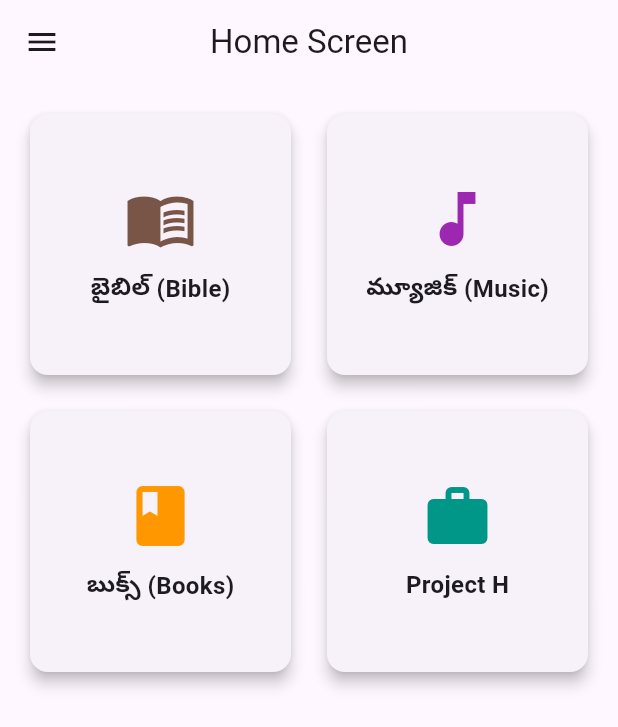
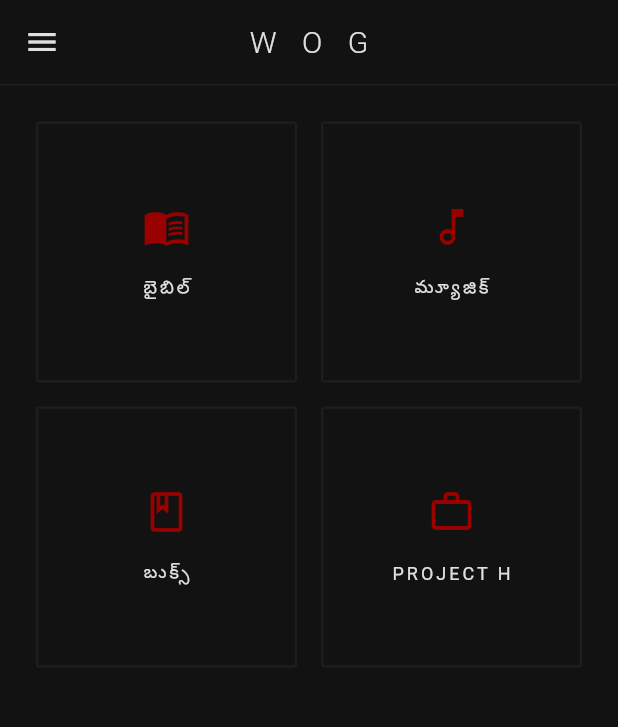
Before and after one commit to rajeshkaratapu24/WOG-FINAL, a Flutter app: the HomeScreen screen opened directly, on a phone screen of 412 x 824 dp. Shown: the top 727 px of the screen. Run offline on Flutter 3.47's test engine with Material 3 defaults, Android fonts, the phone set to English and light mode, and no system bars; statements that could not run were skipped.

Commit message:
Update home_screen.dart

```diff
--- a/lib/home_screen.dart
+++ b/lib/home_screen.dart
@@ -3,58 +3,161 @@
 class HomeScreen extends StatelessWidget {
   const HomeScreen({super.key});
 
+  // Premium Dark Color Palette
+  static const Color bgDark = Color(0xFF121212); // Deep Black/Gray
+  static const Color surfaceDark = Color(0xFF1E1E1E); // Dark Gray
+  static const Color accentRed = Color(0xFF990000); // Dark Red
+  static const Color textWhite = Color(0xFFE0E0E0); // Off-White
+  static const Color textGrey = Color(0xFF808080); // Dim Gray
+
   @override
   Widget build(BuildContext context) {
     return Scaffold(
-      appBar: AppBar(
-        title: const Text('Home Screen'),
+      backgroundColor: bgDark,
+      appBar: _buildAppBar(),
+      drawer: _buildSideMenu(),
+      body: _buildNavigationGrid(context),
+    );
+  }
+
+  // 1. SLEEK APP BAR UI
+  PreferredSizeWidget _buildAppBar() {
+    return AppBar(
+      title: const Text(
+        'W O G',
+        style: TextStyle(
+          color: textWhite,
+          fontWeight: FontWeight.w300, // Slim font
+          letterSpacing: 6.0, // Sleek spacing
+          fontSize: 20,
+        ),
+      ),
       centerTitle: true,
+      elevation: 0,
+      backgroundColor: bgDark,
+      iconTheme: const IconThemeData(color: textWhite),
+      bottom: PreferredSize(
+        preferredSize: const Size.fromHeight(1.0),
+        child: Container(color: surfaceDark, height: 1.0), // Thin bottom border
       ),
-      // --- Side Menu (Drawer) ---
-      drawer: Drawer(
-        child: ListView(
-          padding: EdgeInsets.zero,
+    );
+  }
+
+  // 2. MINIMALIST SIDE MENU (DRAWER) UI
+  Widget _buildSideMenu() {
+    return Drawer(
+      backgroundColor: bgDark,
+      child: Column(
         children: [
-            const DrawerHeader(
-              decoration: BoxDecoration(color: Colors.blue),
-              child: Text('WOG Menu', style: TextStyle(color: Colors.white, fontSize: 24)),
+          Container(
+            width: double.infinity,
+            padding: const EdgeInsets.only(top: 80, bottom: 40),
+            decoration: const BoxDecoration(
+              border: Border(bottom: BorderSide(color: surfaceDark, width: 1)),
             ),
-            ListTile(leading: const Icon(Icons.login), title: const Text('లాగిన్ (Login)'), onTap: (){}),
-            ListTile(leading: const Icon(Icons.contact_mail), title: const Text('కాంటాక్ట్ (Contact)'), onTap: (){}),
-            ListTile(leading: const Icon(Icons.library_books), title: const Text('పుస్తకాలు (Books)'), onTap: (){}),
-            ListTile(leading: const Icon(Icons.question_answer), title: const Text('Q&A'), onTap: (){}),
+            child: const Column(
+              children: [
+                Icon(Icons.language, color: accentRed, size: 40),
+                SizedBox(height: 16),
+                Text(
+                  'WORLD OF GOD',
+                  style: TextStyle(
+                    color: textWhite,
+                    fontSize: 14,
+                    letterSpacing: 3.0,
+                    fontWeight: FontWeight.w300,
+                  ),
+                ),
               ],
             ),
           ),
-      // --- Navigation Buttons (Grid) ---
-      body: Padding(
-        padding: const EdgeInsets.all(16.0),
+          Expanded(
+            child: ListView(
+              padding: const EdgeInsets.symmetric(vertical: 20),
+              children: [
+                _menuItem(Icons.login_outlined, 'లాగిన్'),
+                _menuItem(Icons.mail_outline, 'కాంటాక్ట్'),
+                _menuItem(Icons.library_books_outlined, 'పుస్తకాలు'),
+                _menuItem(Icons.help_outline, 'Q & A'),
+              ],
+            ),
+          ),
+          const Padding(
+            padding: EdgeInsets.all(24.0),
+            child: Text(
+              'v 1.0.0',
+              style: TextStyle(color: textGrey, fontSize: 12, letterSpacing: 2.0),
+            ),
+          )
+        ],
+      ),
+    );
+  }
+
+  // Side Menu Item Helper
+  Widget _menuItem(IconData icon, String title) {
+    return ListTile(
+      contentPadding: const EdgeInsets.symmetric(horizontal: 32, vertical: 8),
+      leading: Icon(icon, color: textGrey, size: 22),
+      title: Text(
+        title,
+        style: const TextStyle(
+          color: textWhite,
+          fontSize: 14,
+          fontWeight: FontWeight.w400,
+          letterSpacing: 1.0,
+        ),
+      ),
+      onTap: () {},
+    );
+  }
+
+  // 3. SLEEK NAVIGATION GRID UI
+  Widget _buildNavigationGrid(BuildContext context) {
+    return Padding(
+      padding: const EdgeInsets.all(24.0),
       child: GridView.count(
         crossAxisCount: 2,
         crossAxisSpacing: 16,
         mainAxisSpacing: 16,
+        childAspectRatio: 1.0,
         children: [
-            _buildCard('బైబిల్ (Bible)', Icons.menu_book, Colors.brown),
-            _buildCard('మ్యూజిక్ (Music)', Icons.music_note, Colors.purple),
-            _buildCard('బుక్స్ (Books)', Icons.book, Colors.orange),
-            _buildCard('Project H', Icons.work, Colors.teal),
+          _navCard('బైబిల్', Icons.menu_book_outlined, () {}),
+          _navCard('మ్యూజిక్', Icons.music_note_outlined, () {}),
+          _navCard('బుక్స్', Icons.book_outlined, () {}),
+          _navCard('PROJECT H', Icons.work_outline, () {}),
         ],
-        ),
       ),
     );
   }
 
-  Widget _buildCard(String title, IconData icon, Color color) {
-    return Card(
-      elevation: 4,
-      child: InkWell(
-        onTap: () {}, // తదుపరి ఫీచర్లు ఇక్కడ లింక్ చేద్దాం
+  // Sleek Outlined Card Helper
+  Widget _navCard(String title, IconData icon, VoidCallback onTap) {
+    return InkWell(
+      onTap: onTap,
+      splashColor: accentRed.withOpacity(0.1),
+      highlightColor: Colors.transparent,
+      borderRadius: BorderRadius.circular(2), // Sharp corners
+      child: Container(
+        decoration: BoxDecoration(
+          color: bgDark,
+          border: Border.all(color: surfaceDark, width: 1.5),
+          borderRadius: BorderRadius.circular(2), // Sharp minimalist look
+        ),
         child: Column(
           mainAxisAlignment: MainAxisAlignment.center,
           children: [
-            Icon(icon, size: 48, color: color),
-            const SizedBox(height: 10),
-            Text(title, style: const TextStyle(fontSize: 16, fontWeight: FontWeight.bold)),
+            Icon(icon, size: 32, color: accentRed), // Dark Red Accent
+            const SizedBox(height: 16),
+            Text(
+              title,
+              style: const TextStyle(
+                fontSize: 12,
+                fontWeight: FontWeight.w400,
+                color: textWhite,
+                letterSpacing: 2.0, // Premium spacing
+              ),
+            ),
           ],
         ),
       ),
```
Lines whose indentation alone changed are shown as unchanged.
